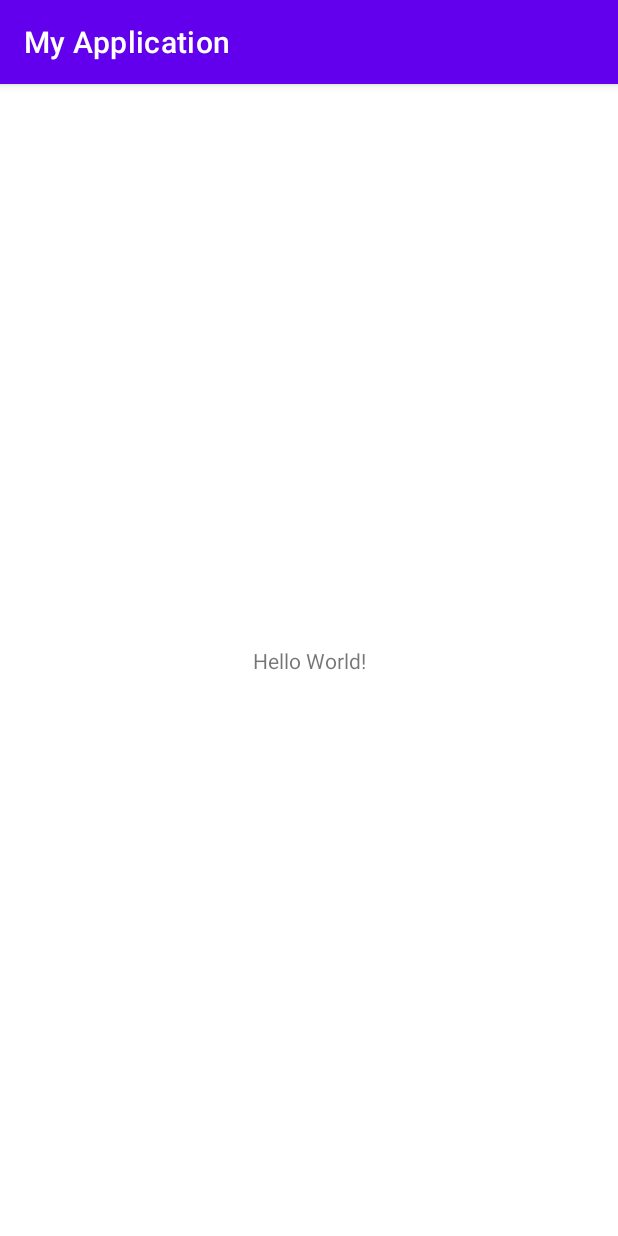
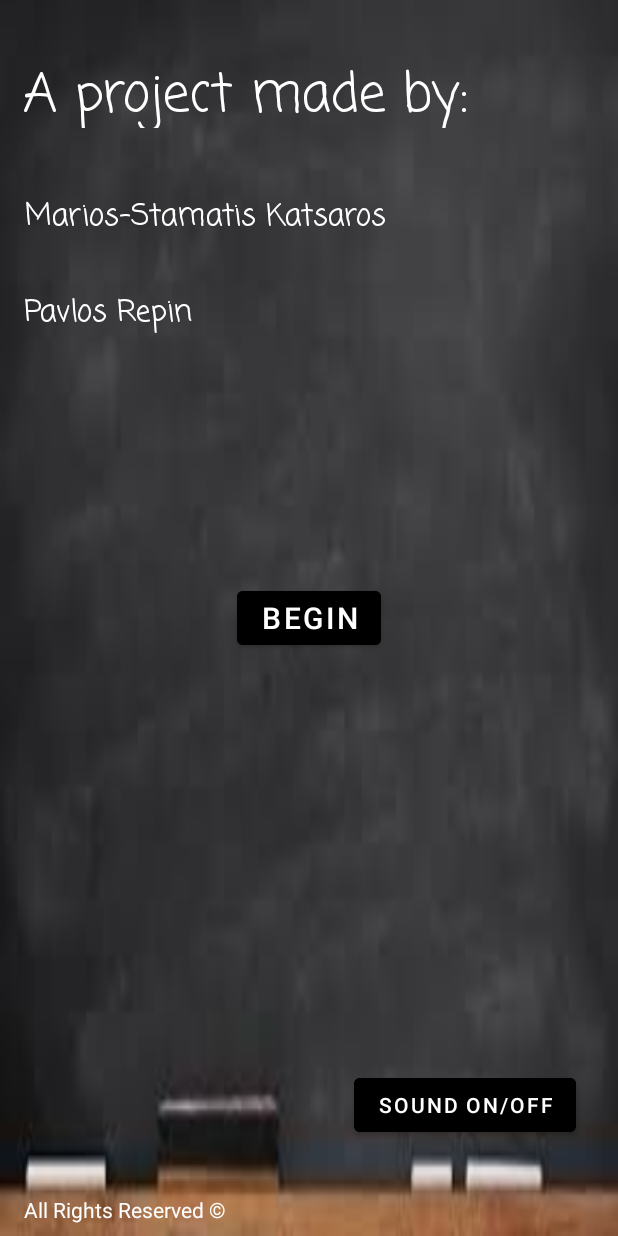
Before and after one commit to Pavlos-Re/QuizApp, an Android app: the screen it shows after launch (MainActivity), on a phone screen of 412 x 824 dp. Run offline under Robolectric (Android 15) with nearby library versions, the phone set to English and light mode, and no system bars.

Commit message:
Introductory App Scene nearly done - music left to be added.

```diff
--- a/app/build.gradle
+++ b/app/build.gradle
@@ -25,6 +25,9 @@ android {
         sourceCompatibility JavaVersion.VERSION_1_8
         targetCompatibility JavaVersion.VERSION_1_8
     }
+    buildFeatures {
+        viewBinding true
+    }
 }
 
 dependencies {
@@ -32,6 +35,8 @@ dependencies {
     implementation 'androidx.appcompat:appcompat:1.4.1'
     implementation 'com.google.android.material:material:1.5.0'
     implementation 'androidx.constraintlayout:constraintlayout:2.1.3'
+    implementation 'androidx.navigation:navigation-fragment:2.3.5'
+    implementation 'androidx.navigation:navigation-ui:2.3.5'
     testImplementation 'junit:junit:4.13.2'
     androidTestImplementation 'androidx.test.ext:junit:1.1.3'
     androidTestImplementation 'androidx.test.espresso:espresso-core:3.4.0'
--- a/app/src/main/java/com/example/myapplication/MainActivity.java
+++ b/app/src/main/java/com/example/myapplication/MainActivity.java
@@ -2,7 +2,9 @@ package com.example.myapplication;
 
 import androidx.appcompat.app.AppCompatActivity;
 
+import android.content.Intent;
 import android.os.Bundle;
+import android.widget.Button;
 
 public class MainActivity extends AppCompatActivity {
 
@@ -10,5 +12,13 @@ public class MainActivity extends AppCompatActivity {
     protected void onCreate(Bundle savedInstanceState) {
         super.onCreate(savedInstanceState);
         setContentView(R.layout.activity_main);
+
+        Button button = (Button) findViewById(R.id.button_begin);
+        button.setOnClickListener(v -> {
+            Intent intent = new Intent(MainActivity.this, MainMenu.class);
+            startActivity(intent);
+        });
+
     }
+
 }
--- a/app/src/main/res/layout/activity_main.xml
+++ b/app/src/main/res/layout/activity_main.xml
@@ -4,15 +4,87 @@
     xmlns:tools="http://schemas.android.com/tools"
     android:layout_width="match_parent"
     android:layout_height="match_parent"
+    android:background="@drawable/whiteboard"
     tools:context=".MainActivity">
 
     <TextView
+        android:id="@+id/textView5"
+        android:layout_width="305dp"
+        android:layout_height="48dp"
+        android:fontFamily="casual"
+        android:text="@string/app_introduction"
+        android:textAppearance="@style/TextAppearance.AppCompat.Display4"
+        android:textColor="@color/white"
+        android:textSize="35sp"
+        app:layout_constraintBottom_toBottomOf="parent"
+        app:layout_constraintEnd_toEndOf="parent"
+        app:layout_constraintHorizontal_bias="0.144"
+        app:layout_constraintStart_toStartOf="parent"
+        app:layout_constraintTop_toTopOf="parent"
+        app:layout_constraintVertical_bias="0.048" />
+
+    <TextView
+        android:id="@+id/textView6"
         android:layout_width="wrap_content"
         android:layout_height="wrap_content"
-        android:text="Hello World!"
+        android:layout_marginTop="44dp"
+        android:fontFamily="casual"
+        android:text="@string/name_creator0"
+        android:textColor="@color/white"
+        android:textSize="20sp"
+        app:layout_constraintEnd_toEndOf="parent"
+        app:layout_constraintHorizontal_bias="0.097"
+        app:layout_constraintStart_toStartOf="parent"
+        app:layout_constraintTop_toBottomOf="@+id/textView5" />
+
+    <TextView
+        android:id="@+id/textView7"
+        android:layout_width="wrap_content"
+        android:layout_height="wrap_content"
+        android:layout_marginStart="16dp"
+        android:layout_marginTop="108dp"
+        android:fontFamily="casual"
+        android:text="@string/name_creator1"
+        android:textColor="@color/white"
+        android:textSize="20sp"
+        app:layout_constraintStart_toStartOf="parent"
+        app:layout_constraintTop_toBottomOf="@+id/textView5" />
+
+    <TextView
+        android:id="@+id/textView8"
+        android:layout_width="171dp"
+        android:layout_height="19dp"
+        android:text="@string/app_rights"
+        android:textColor="@color/white"
         app:layout_constraintBottom_toBottomOf="parent"
-        app:layout_constraintLeft_toLeftOf="parent"
-        app:layout_constraintRight_toRightOf="parent"
+        app:layout_constraintEnd_toEndOf="parent"
+        app:layout_constraintHorizontal_bias="0.066"
+        app:layout_constraintStart_toStartOf="parent"
+        app:layout_constraintTop_toTopOf="parent"
+        app:layout_constraintVertical_bias="0.99" />
+
+    <Button
+        android:id="@+id/button_begin"
+        android:layout_width="wrap_content"
+        android:layout_height="wrap_content"
+        android:backgroundTint="@color/black"
+        android:text="@string/app_begin_but"
+        android:textSize="20sp"
+        app:layout_constraintBottom_toBottomOf="parent"
+        app:layout_constraintEnd_toEndOf="parent"
+        app:layout_constraintStart_toStartOf="parent"
         app:layout_constraintTop_toTopOf="parent" />
 
+    <Button
+        android:id="@+id/button_sound_onoff"
+        android:layout_width="wrap_content"
+        android:layout_height="wrap_content"
+        android:backgroundTint="@color/black"
+        android:text="@string/app_onoff_mus"
+        app:layout_constraintBottom_toBottomOf="parent"
+        app:layout_constraintEnd_toEndOf="parent"
+        app:layout_constraintHorizontal_bias="0.894"
+        app:layout_constraintStart_toStartOf="parent"
+        app:layout_constraintTop_toTopOf="parent"
+        app:layout_constraintVertical_bias="0.918" />
 </androidx.constraintlayout.widget.ConstraintLayout>
--- /dev/null
+++ b/app/src/main/res/values-land/dimens.xml
@@ -0,0 +1,3 @@
+<resources>
+    <dimen name="fab_margin">48dp</dimen>
+</resources>
--- /dev/null
+++ b/app/src/main/res/values-w1240dp/dimens.xml
@@ -0,0 +1,3 @@
+<resources>
+    <dimen name="fab_margin">200dp</dimen>
+</resources>
--- /dev/null
+++ b/app/src/main/res/values-w600dp/dimens.xml
@@ -0,0 +1,3 @@
+<resources>
+    <dimen name="fab_margin">48dp</dimen>
+</resources>
--- /dev/null
+++ b/app/src/main/res/values/dimens.xml
@@ -0,0 +1,3 @@
+<resources>
+    <dimen name="fab_margin">16dp</dimen>
+</resources>
--- a/app/src/main/res/values/strings.xml
+++ b/app/src/main/res/values/strings.xml
@@ -1,3 +1,11 @@
 <resources>
+
     <string name="app_name">My Application</string>
+    <string name="name_creator0">Marios-Stamatis Katsaros</string>
+    <string name="name_creator1">Pavlos Repin</string>
+    <string name="app_introduction">A project made by:</string>
+    <string name="app_rights">All Rights Reserved \u00a9</string>
+    <string name="app_begin_but">Begin</string>
+    <string name="app_onoff_mus">Sound ON/OFF</string>
+
 </resources>
--- a/app/src/main/res/values/themes.xml
+++ b/app/src/main/res/values/themes.xml
@@ -1,6 +1,6 @@
 <resources xmlns:tools="http://schemas.android.com/tools">
     <!-- Base application theme. -->
-    <style name="Theme.MyApplication" parent="Theme.MaterialComponents.DayNight.DarkActionBar">
+    <style name="Theme.MyApplication" parent="Theme.MaterialComponents.DayNight.NoActionBar">
         <!-- Primary brand color. -->
         <item name="colorPrimary">@color/purple_500</item>
         <item name="colorPrimaryVariant">@color/purple_700</item>
@@ -13,4 +13,13 @@
         <item name="android:statusBarColor" tools:targetApi="l">?attr/colorPrimaryVariant</item>
         <!-- Customize your theme here. -->
     </style>
+
+    <style name="Theme.MyApplication.NoActionBar">
+        <item name="windowActionBar">false</item>
+        <item name="windowNoTitle">true</item>
+    </style>
+
+    <style name="Theme.MyApplication.AppBarOverlay" parent="ThemeOverlay.AppCompat.Dark.ActionBar" />
+
+    <style name="Theme.MyApplication.PopupOverlay" parent="ThemeOverlay.AppCompat.Light" />
 </resources>
```
Also changed, not shown: app/src/main/AndroidManifest.xml (+6 -3 lines), app/src/main/java/com/example/myapplication/MainMenu.java (added, +14 -0 lines), app/src/main/res/layout/activity_main_menu.xml (added, +18 -0 lines), app/src/main/res/drawable/whiteboard.png (added).
